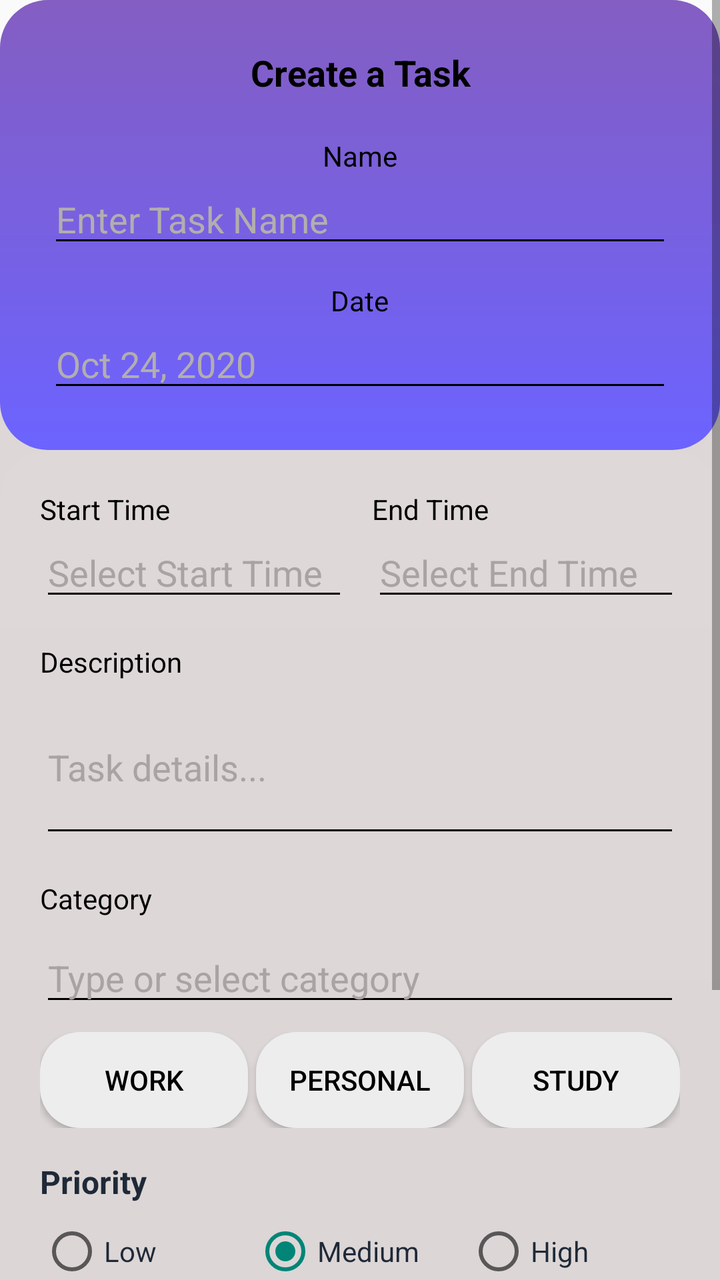
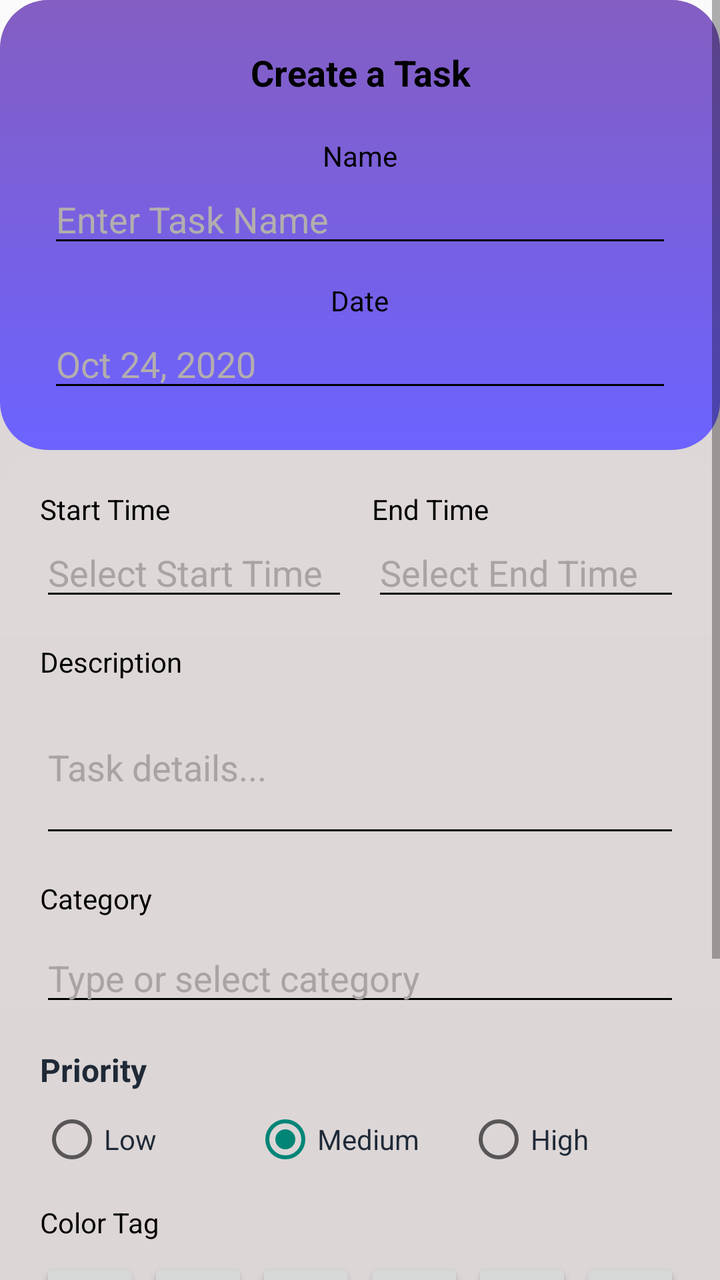

Two renders of the same Android screen: before a commit and after it. Below are the layout's source before the change and the commit's diff.
<!-- AndroidManifest.xml: application theme Theme.ToDoApp -->
<!-- res/layout/dialog_add_task.xml -->
<?xml version="1.0" encoding="utf-8"?>
<ScrollView xmlns:android="http://schemas.android.com/apk/res/android"
    android:layout_width="match_parent"
    android:layout_height="wrap_content"
    android:background="@drawable/bg_dialog"
    android:padding="0dp">

    <LinearLayout
        android:orientation="vertical"
        android:layout_width="match_parent"
        android:layout_height="wrap_content">

        
        <LinearLayout
            android:orientation="vertical"
            android:gravity="center"
            android:layout_width="match_parent"
            android:padding="24dp"
            android:background="@drawable/bg_gradient_top"
            android:layout_height="wrap_content">

            <TextView
                android:text="Create a Task"
                android:textColor="#000000"
                android:textSize="18sp"
                android:textStyle="bold"
                android:gravity="center"
                android:layout_width="match_parent"
                android:layout_height="wrap_content"
                android:layout_marginBottom="8dp" />

            <TextView
                android:text="Name"
                android:textColor="#000000"
                android:textSize="14sp"
                android:layout_marginTop="12dp"
                android:layout_width="wrap_content"
                android:layout_height="wrap_content" />

            <EditText
                android:id="@+id/taskTitle"
                android:textColor="#000000"
                android:textColorHint="#B3AEAE"
                android:hint="Enter Task Name"
                android:backgroundTint="#000000"
                android:layout_width="match_parent"
                android:layout_height="wrap_content" />

            <TextView
                android:text="Date"
                android:textColor="#000000"
                android:textSize="14sp"
                android:layout_marginTop="12dp"
                android:layout_width="wrap_content"
                android:layout_height="wrap_content" />

            <EditText
                android:id="@+id/edtDate"
                android:layout_width="match_parent"
                android:layout_height="wrap_content"
                android:backgroundTint="#000000"
                android:hint="Oct 24, 2020"
                android:textColor="#000000"
                android:textColorHint="#B3AEAE" />
        </LinearLayout>

        
        <LinearLayout
            android:orientation="vertical"
            android:padding="20dp"
            android:background="@drawable/bg_dialog"
            android:layout_width="match_parent"
            android:layout_height="wrap_content">

            <LinearLayout
                android:orientation="horizontal"
                android:layout_width="match_parent"
                android:layout_height="wrap_content"
                android:weightSum="2">

                <LinearLayout
                    android:layout_weight="1"
                    android:layout_width="0dp"
                    android:layout_height="wrap_content"
                    android:orientation="vertical">

                    <TextView
                        android:text="Start Time"
                        android:textColor="#000000"
                        android:textSize="14sp"
                        android:layout_width="wrap_content"
                        android:layout_height="wrap_content" />

                    <EditText
                        android:id="@+id/edtStartTime"
                        android:ems="10"
                        android:hint="Select Start Time"
                        android:textColor="#000000"
                        android:textColorHint="#A9A3A3"
                        android:backgroundTint="#000000"
                        android:layout_width="match_parent"
                        android:layout_height="wrap_content" />
                </LinearLayout>

                <View
                    android:layout_width="12dp"
                    android:layout_height="match_parent" />

                <LinearLayout
                    android:layout_weight="1"
                    android:layout_width="0dp"
                    android:layout_height="wrap_content"
                    android:orientation="vertical">

                    <TextView
                        android:text="End Time"
                        android:textColor="#000000"
                        android:textSize="14sp"
                        android:layout_width="wrap_content"
                        android:layout_height="wrap_content" />

                    <EditText
                        android:id="@+id/edtEndTime"
                        android:ems="10"
                        android:hint="Select End Time"
                        android:textColor="#000000"
                        android:textColorHint="#A9A3A3"
                        android:backgroundTint="#000000"
                        android:layout_width="match_parent"
                        android:layout_height="wrap_content" />
                </LinearLayout>
            </LinearLayout>

            <TextView
                android:text="Description"
                android:textColor="#000000"
                android:textSize="14sp"
                android:layout_marginTop="16dp"
                android:layout_width="wrap_content"
                android:layout_height="wrap_content" />

            <EditText
                android:id="@+id/taskDescription"
                android:hint="Task details..."
                android:minLines="3"
                android:inputType="textMultiLine"
                android:textColor="#000000"
                android:textColorHint="#A9A3A3"
                android:backgroundTint="#000000"
                android:layout_width="match_parent"
                android:layout_height="wrap_content" />


            
            <LinearLayout
                android:layout_width="match_parent"
                android:layout_height="wrap_content"
                android:orientation="vertical"
                android:layout_marginTop="16dp">

                <TextView
                    android:text="Category"
                    android:textColor="#000000"
                    android:textSize="14sp"
                    android:layout_width="wrap_content"
                    android:layout_height="wrap_content" />

                <AutoCompleteTextView
                    android:id="@+id/autoCompleteCategory"
                    android:layout_width="match_parent"
                    android:layout_height="wrap_content"
                    android:layout_marginTop="8dp"
                    android:hint="Type or select category"
                    android:textColor="#000000"
                    android:textColorHint="#A9A3A3"
                    android:backgroundTint="#000000"
                    android:completionThreshold="1"
                    android:inputType="text" />

                
                <LinearLayout
                    android:layout_width="match_parent"
                    android:layout_height="wrap_content"
                    android:orientation="horizontal"
                    android:layout_marginTop="8dp"
                    android:weightSum="3">

                    <Button
                        android:layout_width="0dp"
                        android:layout_height="wrap_content"
                        android:layout_weight="1"
                        android:text="Work"
                        android:background="@drawable/category_chip_unselected"
                        android:textColor="#000000"
                        android:layout_marginEnd="4dp"
                        android:onClick="onQuickCategoryClick" />

                    <Button
                        android:layout_width="0dp"
                        android:layout_height="wrap_content"
                        android:layout_weight="1"
                        android:text="Personal"
                        android:background="@drawable/category_chip_unselected"
                        android:textColor="#000000"
                        android:layout_marginEnd="4dp"
                        android:onClick="onQuickCategoryClick" />

                    <Button
                        android:layout_width="0dp"
                        android:layout_height="wrap_content"
                        android:layout_weight="1"
                        android:text="Study"
                        android:background="@drawable/category_chip_unselected"
                        android:textColor="#000000"
                        android:onClick="onQuickCategoryClick" />

                </LinearLayout>

            </LinearLayout>

                
                <LinearLayout
                    android:layout_width="match_parent"
                    android:layout_height="wrap_content"
                    android:orientation="vertical"
                    android:layout_marginTop="16dp">

                    <TextView
                        android:layout_width="match_parent"
                        android:layout_height="wrap_content"
                        android:text="Priority"
                        android:textColor="@color/text_primary"
                        android:textSize="16sp"
                        android:textStyle="bold" />

                    <RadioGroup
                        android:id="@+id/radio_group_priority"
                        android:layout_width="match_parent"
                        android:layout_height="wrap_content"
                        android:orientation="horizontal"
                        android:layout_marginTop="8dp">

                        <RadioButton
                            android:id="@+id/radio_low"
                            android:layout_width="0dp"
                            android:layout_height="wrap_content"
                            android:layout_weight="1"
                            android:text="Low"
                            android:textColor="@color/text_primary" />

                        <RadioButton
                            android:id="@+id/radio_medium"
                            android:layout_width="0dp"
                            android:layout_height="wrap_content"
                            android:layout_weight="1"
                            android:text="Medium"
                            android:textColor="@color/text_primary"
                            android:checked="true" />

                        <RadioButton
                            android:id="@+id/radio_high"
                            android:layout_width="0dp"
                            android:layout_height="wrap_content"
                            android:layout_weight="1"
                            android:text="High"
                            android:textColor="@color/text_primary" />

                    </RadioGroup>

                </LinearLayout>

                <TextView
                    android:text="Status"
                    android:textColor="#000000"
                    android:textSize="16sp"
                    android:layout_marginTop="16dp"
                    android:layout_width="wrap_content"
                    android:layout_height="wrap_content" />

                <LinearLayout
                    android:layout_width="match_parent"
                    android:layout_height="wrap_content"
                    android:orientation="horizontal"
                    android:layout_marginTop="8dp"
                    android:gravity="center"
                    android:weightSum="2">

                    <Button
                        android:id="@+id/btnStatusRunning"
                        android:layout_width="0dp"
                        android:layout_height="wrap_content"
                        android:layout_weight="1"
                        android:text="In Progress"
                        android:background="@drawable/status_selected"
                        android:textColor="#FFFFFF"
                        android:layout_marginEnd="8dp" />

                    <Button
                        android:id="@+id/btnStatusCompleted"
                        android:layout_width="0dp"
                        android:layout_height="wrap_content"
                        android:layout_weight="1"
                        android:text="Completed"
                        android:background="@drawable/status_unselected"
                        android:textColor="#000000" />
                </LinearLayout>
            </LinearLayout>

            <Button
                android:id="@+id/saveTaskButton"
                android:text="Create Task"
                android:textColor="#FFFFFF"
                android:background="@drawable/btn_gradient"
                android:layout_marginTop="24dp"
                android:layout_width="match_parent"
                android:layout_height="wrap_content"
                android:padding="12dp"
                android:textStyle="bold" />
        </LinearLayout>

</ScrollView>
<!-- resources referenced by this layout -->
<resources>
  <color name="text_primary">#1F2937</color>
  <!-- drawable bg_dialog (drawable) -->
  <shape xmlns:android="http://schemas.android.com/apk/res/android">
      <gradient
          android:startColor="#DED8D8"
          android:endColor="#DBD5D5"
          android:angle="270" />
      <corners android:radius="24dp" />
  </shape>
  <!-- drawable bg_gradient_top (drawable) -->
  <shape xmlns:android="http://schemas.android.com/apk/res/android" android:shape="rectangle">
      <gradient
          android:startColor="#6C63FF"
          android:endColor="#845EC2"
          android:angle="90" />
      <corners android:radius="24dp" />
  </shape>
  <!-- drawable btn_gradient (drawable) -->
  <shape xmlns:android="http://schemas.android.com/apk/res/android">
      <gradient android:startColor="#6A11CB" android:endColor="#2575FC" android:angle="90"/>
      <corners android:radius="50dp"/>
  </shape>
  <!-- drawable category_chip_unselected (drawable) -->
  <shape xmlns:android="http://schemas.android.com/apk/res/android">
      <solid android:color="#EDEDED"/>
      <corners android:radius="20dp"/>
  </shape>
  <!-- drawable status_selected (drawable) -->
  <?xml version="1.0" encoding="utf-8"?>
  <shape xmlns:android="http://schemas.android.com/apk/res/android">
      <solid android:color="#4CAF50" />
      <corners android:radius="8dp" />
      <stroke android:width="1dp" android:color="#4CAF50" />
  </shape>
  <!-- drawable status_unselected (drawable) -->
  <?xml version="1.0" encoding="utf-8"?>
  <shape xmlns:android="http://schemas.android.com/apk/res/android">
      <solid android:color="#FFFFFF" />
      <corners android:radius="8dp" />
      <stroke android:width="1dp" android:color="#E0E0E0" />
  </shape>
  <style name="Theme.ToDoApp" parent="Base.Theme.ToDoApp" />
  <style name="Base.Theme.ToDoApp" parent="Theme.AppCompat.DayNight.NoActionBar">
          <item name="colorPrimary">@color/primary_color</item>
          <item name="colorPrimaryVariant">@color/primary_dark</item>
          <item name="colorOnPrimary">@color/white</item>
          <item name="colorSecondary">@color/green</item>
  
          <item name="colorOnSecondary">@color/white</item>
          
      </style>
  <color name="primary_color">#2196F3</color>
  <color name="primary_dark">#1976D2</color>
  <color name="white">#FFFFFFFF</color>
  <color name="green">#4CAF50</color>
</resources>

<!-- the commit's change to res/layout/dialog_add_task.xml (unified diff, before → after) -->
@@ -39,7 +39,7 @@
 
             <EditText
                 android:id="@+id/taskTitle"
-                android:textColor="#000000"
+                android:textColor="#FFFFFF"
                 android:textColorHint="#B3AEAE"
                 android:hint="Enter Task Name"
                 android:backgroundTint="#000000"
@@ -177,44 +177,6 @@
                     android:completionThreshold="1"
                     android:inputType="text" />
 
-                
-                <LinearLayout
-                    android:layout_width="match_parent"
-                    android:layout_height="wrap_content"
-                    android:orientation="horizontal"
-                    android:layout_marginTop="8dp"
-                    android:weightSum="3">
-
-                    <Button
-                        android:layout_width="0dp"
-                        android:layout_height="wrap_content"
-                        android:layout_weight="1"
-                        android:text="Work"
-                        android:background="@drawable/category_chip_unselected"
-                        android:textColor="#000000"
-                        android:layout_marginEnd="4dp"
-                        android:onClick="onQuickCategoryClick" />
-
-                    <Button
-                        android:layout_width="0dp"
-                        android:layout_height="wrap_content"
-                        android:layout_weight="1"
-                        android:text="Personal"
-                        android:background="@drawable/category_chip_unselected"
-                        android:textColor="#000000"
-                        android:layout_marginEnd="4dp"
-                        android:onClick="onQuickCategoryClick" />
-
-                    <Button
-                        android:layout_width="0dp"
-                        android:layout_height="wrap_content"
-                        android:layout_weight="1"
-                        android:text="Study"
-                        android:background="@drawable/category_chip_unselected"
-                        android:textColor="#000000"
-                        android:onClick="onQuickCategoryClick" />
-
-                </LinearLayout>
 
             </LinearLayout>
 
@@ -268,6 +230,76 @@
                     </RadioGroup>
 
                 </LinearLayout>
+            
+            <LinearLayout
+                android:layout_width="match_parent"
+                android:layout_height="wrap_content"
+                android:orientation="vertical"
+                android:layout_marginTop="16dp">
+
+                <TextView
+                    android:text="Color Tag"
+                    android:textColor="#000000"
+                    android:textSize="14sp"
+                    android:layout_width="wrap_content"
+                    android:layout_height="wrap_content" />
+
+                <LinearLayout
+                    android:layout_width="match_parent"
+                    android:layout_height="wrap_content"
+                    android:orientation="horizontal"
+                    android:layout_marginTop="8dp"
+                    android:weightSum="6">
+
+                    <Button
+                        android:id="@+id/color_red"
+                        android:layout_width="0dp"
+                        android:layout_height="40dp"
+                        android:layout_weight="1"
+                        android:layout_marginEnd="4dp"
+                        android:tag="#F44336" />
+
+                    <Button
+                        android:id="@+id/color_blue"
+                        android:layout_width="0dp"
+                        android:layout_height="40dp"
+                        android:layout_weight="1"
+                        android:layout_marginEnd="4dp"
+                        android:tag="#2196F3" />
+
+                    <Button
+                        android:id="@+id/color_green"
+                        android:layout_width="0dp"
+                        android:layout_height="40dp"
+                        android:layout_weight="1"
+                        android:layout_marginEnd="4dp"
+                        android:tag="#4CAF50" />
+
+                    <Button
+                        android:id="@+id/color_yellow"
+                        android:layout_width="0dp"
+                        android:layout_height="40dp"
+                        android:layout_weight="1"
+                        android:layout_marginEnd="4dp"
+                        android:tag="#FFEB3B" />
+
+                    <Button
+                        android:id="@+id/color_purple"
+                        android:layout_width="0dp"
+                        android:layout_height="40dp"
+                        android:layout_weight="1"
+                        android:layout_marginEnd="4dp"
+                        android:tag="#9C27B0" />
+
+                    <Button
+                        android:id="@+id/color_orange"
+                        android:layout_width="0dp"
+                        android:layout_height="40dp"
+                        android:layout_weight="1"
+                        android:tag="#FF9800" />
+
+                </LinearLayout>
+            </LinearLayout>
 
                 <TextView
                     android:text="Status"
@@ -317,5 +349,4 @@
                 android:padding="12dp"
                 android:textStyle="bold" />
         </LinearLayout>
-
 </ScrollView>
<!-- resource entries referenced after the edit -->
@@ -21,11 +21,6 @@
   <shape xmlns:android="http://schemas.android.com/apk/res/android">
       <gradient android:startColor="#6A11CB" android:endColor="#2575FC" android:angle="90"/>
       <corners android:radius="50dp"/>
-  </shape>
-  <!-- drawable category_chip_unselected (drawable) -->
-  <shape xmlns:android="http://schemas.android.com/apk/res/android">
-      <solid android:color="#EDEDED"/>
-      <corners android:radius="20dp"/>
   </shape>
   <!-- drawable status_selected (drawable) -->
   <?xml version="1.0" encoding="utf-8"?>
